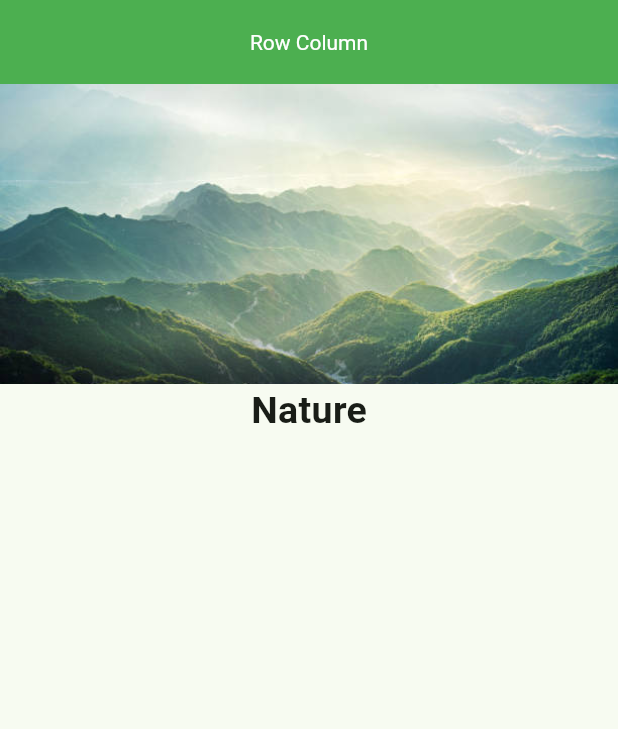
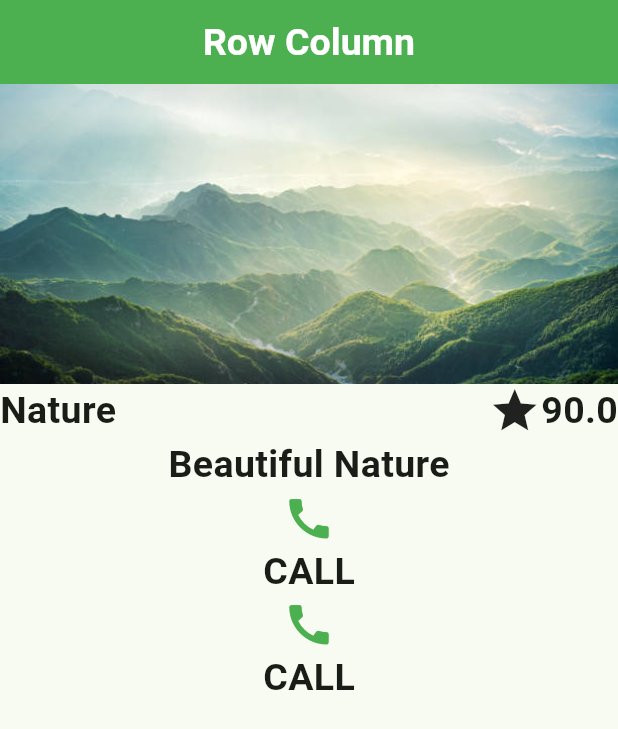
Before and after one commit to KefayetUllah/Flutter-Application, a Flutter app: the screen it shows after launch, on a phone screen of 412 x 824 dp. Shown: the top 729 px of the screen. Run offline on Flutter 3.47's test engine with Material 3 defaults, Android fonts, the phone set to English and light mode, and no system bars.

Commit message:
Initial Commit

```diff
--- a/lib/row_column.dart
+++ b/lib/row_column.dart
@@ -14,7 +14,11 @@ class _RowColumnState extends State<RowColumn> {
         title: Text("Row Column"),
         centerTitle: true,
         backgroundColor: Colors.green,
-        titleTextStyle: TextStyle(color: Colors.white),
+        titleTextStyle: TextStyle(
+          fontSize: 25,
+          color: Colors.white,
+          fontWeight: FontWeight.bold,
+        ),
       ),
       body: Column(
         children: [
@@ -24,8 +28,39 @@ class _RowColumnState extends State<RowColumn> {
             width: double.infinity,
             fit: BoxFit.cover,
           ),
+          Row(
+            mainAxisAlignment: MainAxisAlignment.spaceBetween,
+            children: [
+              Text(
+                "Nature",
+                style: TextStyle(fontSize: 25, fontWeight: FontWeight.bold),
+              ),
+              Row(
+                children: [
+                  Icon(Icons.star, size: 35.0),
+                  Text(
+                    "90.0",
+                    style: TextStyle(
+                      fontSize: 25.0,
+                      fontWeight: FontWeight.bold,
+                    ),
+                  ),
+                ],
+              ),
+            ],
+          ),
           Text(
-            "Nature",
+            "Beautiful Nature",
+            style: TextStyle(fontSize: 25, fontWeight: FontWeight.bold),
+          ),
+          Icon(Icons.call, size: 35, color: Colors.green),
+          Text(
+            "CALL",
+            style: TextStyle(fontSize: 25, fontWeight: FontWeight.bold),
+          ),
+          Icon(Icons.call, size: 35, color: Colors.green),
+          Text(
+            "CALL",
             style: TextStyle(fontSize: 25, fontWeight: FontWeight.bold),
           ),
         ],
```
